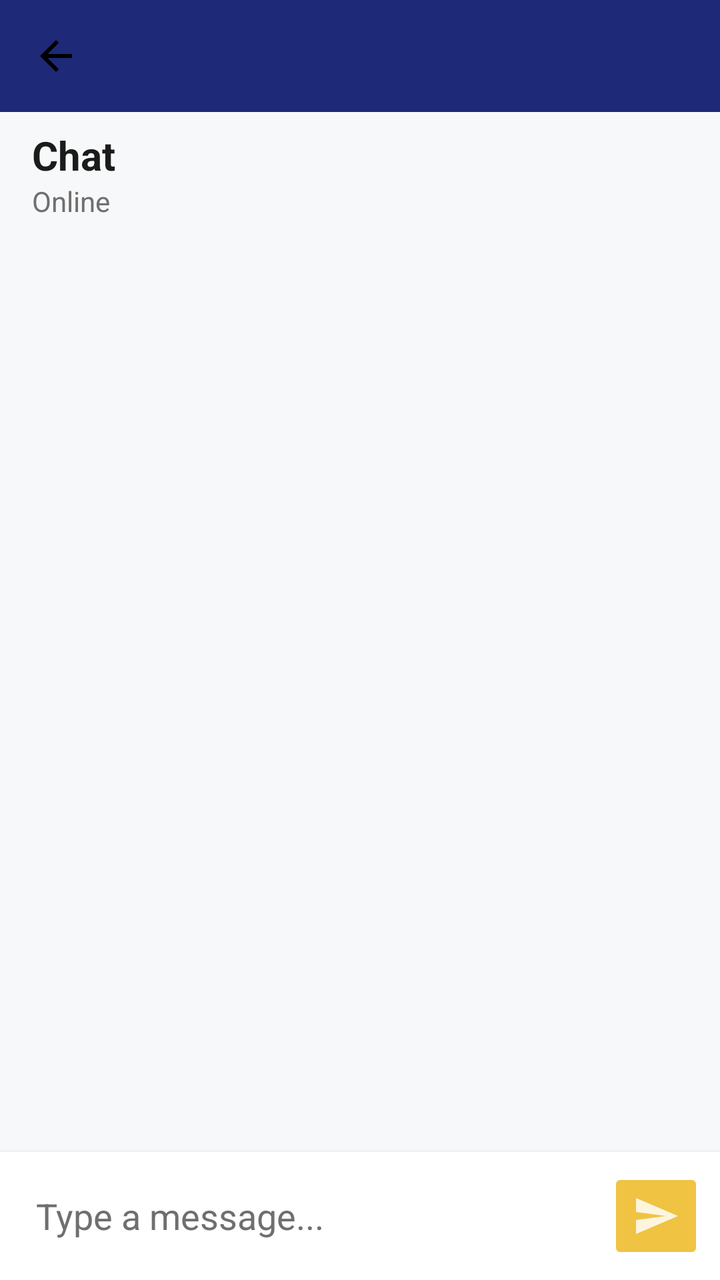
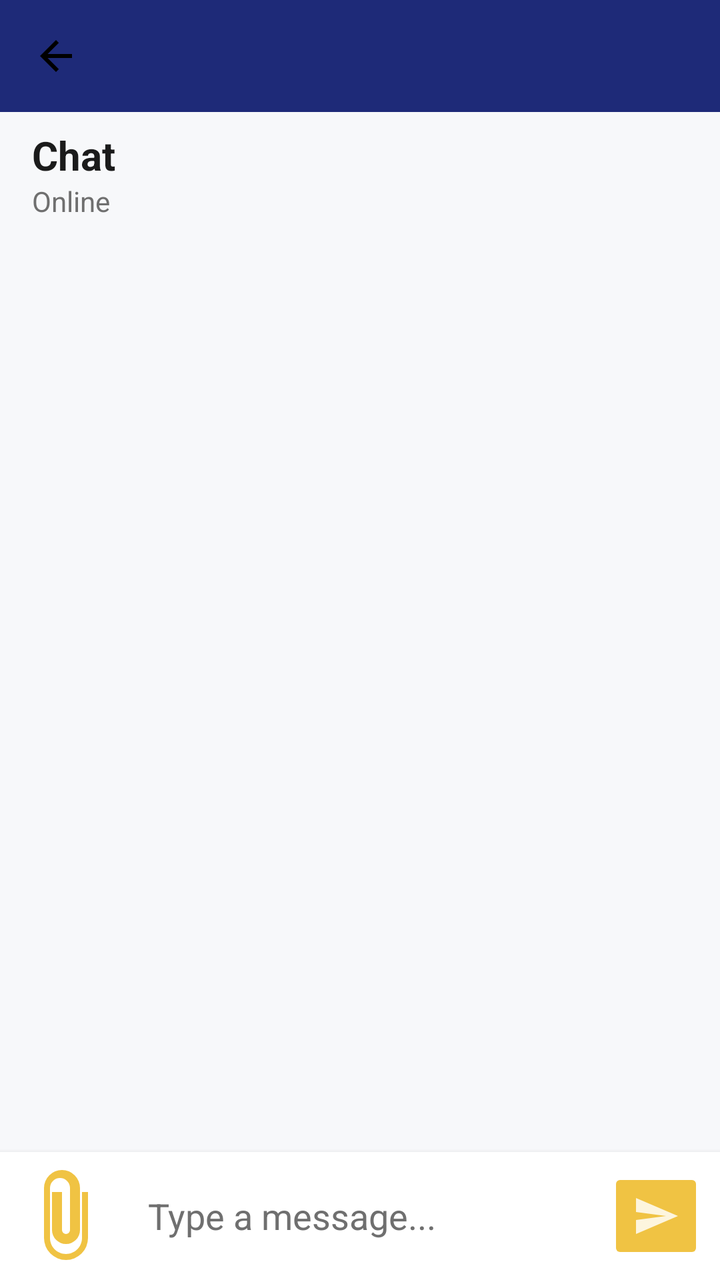

An Android layout rendered at two revisions. The XML below is the earlier revision; the diff shows what the commit changed to produce the second picture.
<!-- AndroidManifest.xml: application theme Theme.MainApplication -->
<!-- res/layout/activity_chat_room.xml -->
<?xml version="1.0" encoding="utf-8"?>
<androidx.constraintlayout.widget.ConstraintLayout
    xmlns:android="http://schemas.android.com/apk/res/android"
    xmlns:app="http://schemas.android.com/apk/res-auto"
    xmlns:tools="http://schemas.android.com/tools"
    android:layout_width="match_parent"
    android:layout_height="match_parent"
    android:background="@color/colorBackground"
    tools:context=".ChatRoomActivity">

    
    <com.google.android.material.appbar.MaterialToolbar
        android:id="@+id/toolbar"
        android:layout_width="0dp"
        android:layout_height="?attr/actionBarSize"
        android:background="@color/colorPrimary"
        app:titleTextColor="@android:color/white"
        app:layout_constraintTop_toTopOf="parent"
        app:layout_constraintStart_toStartOf="parent"
        app:layout_constraintEnd_toEndOf="parent"
        app:navigationIcon="@drawable/ic_arrow_back_24" />

    
    <LinearLayout
        android:id="@+id/layoutChatHeader"
        android:layout_width="wrap_content"
        android:layout_height="wrap_content"
        android:orientation="vertical"
        app:layout_constraintTop_toBottomOf="@id/toolbar"
        app:layout_constraintStart_toStartOf="parent"
        android:layout_marginStart="16dp"
        android:layout_marginTop="8dp">

        <TextView
            android:id="@+id/tvChatWith"
            android:layout_width="wrap_content"
            android:layout_height="wrap_content"
            android:text="Chat"
            android:textSize="20sp"
            android:textStyle="bold"
            android:textColor="@color/colorTextPrimary" />

        <TextView
            android:id="@+id/tvTypingStatus"
            android:layout_width="wrap_content"
            android:layout_height="wrap_content"
            android:text="Online"
            android:textColor="@color/colorTextSecondary"
            android:textSize="14sp" />
    </LinearLayout>

    
    <androidx.recyclerview.widget.RecyclerView
        android:id="@+id/rvMessages"
        android:layout_width="0dp"
        android:layout_height="0dp"
        android:layout_marginTop="8dp"
        android:padding="8dp"
        android:clipToPadding="false"
        android:background="@color/colorBackground"
        app:layout_constraintTop_toBottomOf="@id/layoutChatHeader"
        app:layout_constraintBottom_toTopOf="@id/layoutSendBar"
        app:layout_constraintStart_toStartOf="parent"
        app:layout_constraintEnd_toEndOf="parent" />

    
    <LinearLayout
        android:id="@+id/layoutSendBar"
        android:layout_width="0dp"
        android:layout_height="wrap_content"
        android:orientation="horizontal"
        android:padding="8dp"
        android:background="@color/colorSurface"
        android:elevation="4dp"
        app:layout_constraintBottom_toBottomOf="parent"
        app:layout_constraintStart_toStartOf="parent"
        app:layout_constraintEnd_toEndOf="parent">

        <EditText
            android:id="@+id/etMessageInput"
            android:layout_width="0dp"
            android:layout_height="wrap_content"
            android:layout_weight="1"
            android:background="@drawable/rounded_input_bg"
            android:hint="Type a message..."
            android:imeOptions="actionSend"
            android:minHeight="48dp"
            android:padding="10dp"
            android:singleLine="true"
            android:textColor="@color/colorTextPrimary"
            android:textColorHint="@color/colorTextSecondary" />

        <ImageButton
            android:id="@+id/btnSend"
            android:layout_width="48dp"
            android:layout_height="48dp"
            android:layout_marginStart="8dp"
            android:backgroundTint="@color/colorAccent"
            android:src="@drawable/ic_send"
            android:contentDescription="Send"
            app:tint="@android:color/white" />
    </LinearLayout>

</androidx.constraintlayout.widget.ConstraintLayout>
<!-- resources referenced by this layout -->
<resources>
  <color name="colorAccent">#F0C343</color>
  <color name="colorBackground">#F7F8FA</color>
  <color name="colorPrimary">#1E2A78</color>
  <color name="colorSurface">#FFFFFF</color>
  <color name="colorTextPrimary">#1B1B1B</color>
  <color name="colorTextSecondary">#6F6F6F</color>
  <!-- drawable ic_arrow_back_24 (drawable) -->
  <vector xmlns:android="http://schemas.android.com/apk/res/android" android:autoMirrored="true" android:height="24dp" android:tint="#000000" android:viewportHeight="24" android:viewportWidth="24" android:width="24dp">
        
      <path android:fillColor="@android:color/white" android:pathData="M20,11H7.83l5.59,-5.59L12,4l-8,8 8,8 1.41,-1.41L7.83,13H20v-2z"/>
      
  </vector>
  <!-- drawable ic_send (drawable) -->
  <vector xmlns:android="http://schemas.android.com/apk/res/android" android:alpha="0.82" android:autoMirrored="true" android:height="24dp" android:tint="#000000" android:viewportHeight="24" android:viewportWidth="24" android:width="24dp">
        
      <path android:fillColor="@android:color/white" android:pathData="M2.01,21L23,12 2.01,3 2,10l15,2 -15,2z"/>
      
  </vector>
  <!-- drawable rounded_input_bg (drawable) -->
  <?xml version="1.0" encoding="utf-8"?>
  <selector xmlns:android="http://schemas.android.com/apk/res/android">
      <shape xmlns:android="http://schemas.android.com/apk/res/android" android:shape="rectangle">
          <solid android:color="@color/colorSecondary" />
          <corners android:radius="24dp" />
          <padding
              android:left="12dp"
              android:top="8dp"
              android:right="12dp"
              android:bottom="8dp" />
      </shape>
  
  </selector>
  <style name="Theme.MainApplication" parent="Theme.MaterialComponents.DayNight.NoActionBar">
          
          <item name="colorPrimary">@color/colorPrimary</item>
          <item name="colorPrimaryVariant">@color/colorPrimaryVariant</item>
          <item name="colorAccent">@color/colorAccent</item>
          <item name="colorOnPrimary">@android:color/white</item>
  
          
          <item name="android:colorBackground">@color/colorBackground</item>
          <item name="colorSurface">@color/colorSurface</item>
  
          
          <item name="android:textColorPrimary">@color/colorTextPrimary</item>
          <item name="android:textColorSecondary">@color/colorTextSecondary</item>
  
          
          <item name="android:statusBarColor">@color/colorPrimaryVariant</item>
          <item name="android:navigationBarColor">@color/colorPrimaryVariant</item>
  
          
          <item name="toolbarStyle">@style/Widget.CustomToolbar</item>
      </style>
  <color name="colorSecondary">#E9E7FF</color>
  <color name="colorPrimaryVariant">#3700B3</color>
  <style name="Widget.CustomToolbar" parent="Widget.MaterialComponents.Toolbar">
          <item name="android:background">@color/colorPrimary</item>
          <item name="titleTextColor">@android:color/white</item>
          <item name="subtitleTextColor">@color/colorSecondary</item>
      </style>
</resources>

<!-- the commit's change to res/layout/activity_chat_room.xml (unified diff, before → after) -->
@@ -76,6 +76,17 @@
         app:layout_constraintStart_toStartOf="parent"
         app:layout_constraintEnd_toEndOf="parent">
 
+        <ImageView
+            android:id="@+id/btnAttachImage"
+            android:layout_width="48dp"
+            android:layout_height="48dp"
+            android:layout_marginEnd="8dp"
+            android:clickable="true"
+            android:contentDescription="Attach image"
+            android:focusable="true"
+            android:src="@drawable/ic_attach"
+            app:tint="@color/colorAccent" />
+
         <EditText
             android:id="@+id/etMessageInput"
             android:layout_width="0dp"
<!-- resource entries referenced after the edit -->
@@ -11,6 +11,16 @@
         
       <path android:fillColor="@android:color/white" android:pathData="M20,11H7.83l5.59,-5.59L12,4l-8,8 8,8 1.41,-1.41L7.83,13H20v-2z"/>
       
+  </vector>
+  <!-- drawable ic_attach (drawable) -->
+  <vector xmlns:android="http://schemas.android.com/apk/res/android"
+      android:width="24dp"
+      android:height="24dp"
+      android:viewportWidth="24"
+      android:viewportHeight="24">
+      <path
+          android:fillColor="#000000"
+          android:pathData="M16.5,6v11.5c0,2.2 -1.8,4 -4,4s-4,-1.8 -4,-4V5a2.5,2.5 0,0,1,5,0v10.5a1,1 0,0,1,-2,0V6H9v9.5a3.5,3.5 0,0,0,7,0V5a4.5,4.5 0,0,0,-9,0v12.5a5.5,5.5 0,0,0,11,0V6h-1.5z" />
   </vector>
   <!-- drawable ic_send (drawable) -->
   <vector xmlns:android="http://schemas.android.com/apk/res/android" android:alpha="0.82" android:autoMirrored="true" android:height="24dp" android:tint="#000000" android:viewportHeight="24" android:viewportWidth="24" android:width="24dp">
